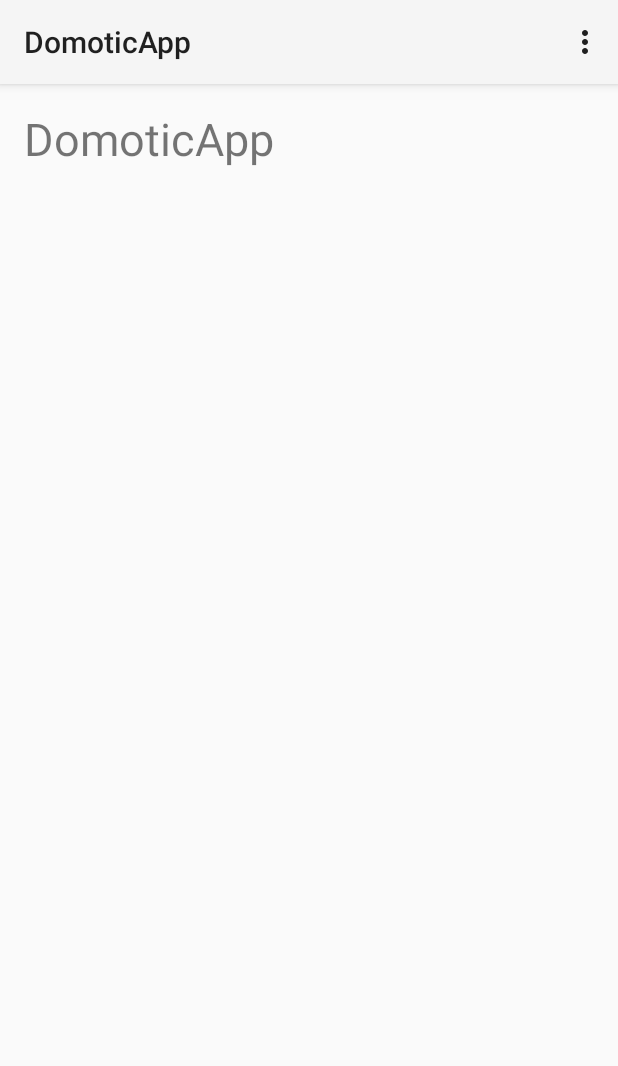
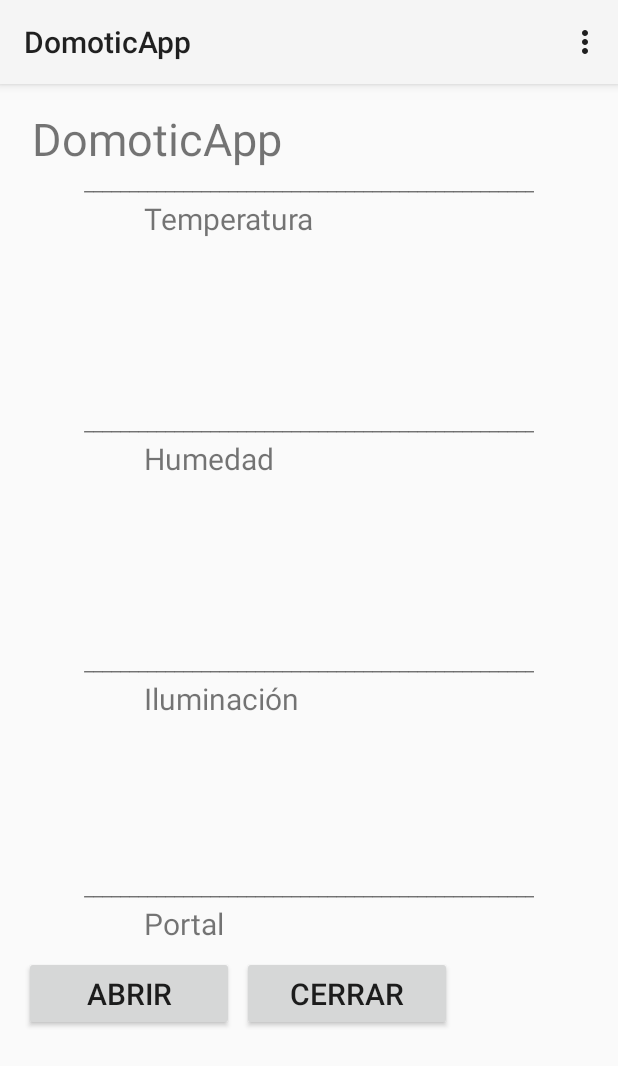
Before and after one commit to dfloresalarcon/DomoticApp, an Android app: the screen it shows after launch (MainActivity), on a phone screen of 412 x 824 dp. Shown: the top 1066 px of the screen. Run offline under Robolectric (Android 15) with nearby library versions, the phone set to English and light mode, and no system bars.

Commit message:
3 Commit
Modificacion en el layout principal

Titulo:::
Añadido::: tablas de funciones

DomoticApp

```diff
--- a/DomoticApp/app/src/main/res/layout/activity_main.xml
+++ b/DomoticApp/app/src/main/res/layout/activity_main.xml
@@ -9,23 +9,135 @@
     tools:context=".MainActivity">
 
     <ScrollView
-        android:layout_width="wrap_content"
-        android:layout_height="wrap_content">
+    android:layout_width="wrap_content"
+    android:layout_height="wrap_content">
 
-        <LinearLayout
-            android:layout_width="wrap_content"
-            android:layout_height="wrap_content">
+        <RelativeLayout
+            android:layout_width="match_parent"
+            android:layout_height="match_parent"
+            android:textAlignment="center"
+            android:layout_centerHorizontal="true"
+            android:layout_centerVertical="true">
 
             <TextView
+                android:id="@+id/lblTitle"
                 android:text="DomoticApp"
                 android:textSize="30dp"
                 android:textAlignment="center"
+                android:layout_width="180dp"
+                android:layout_height="50dp"
+                android:layout_marginLeft="5dp"/>
+
+            <TextView
+                android:text="____________________________________________________"
                 android:layout_width="300dp"
-                android:layout_height="50dp" />
+                android:layout_height="20dp"
+                android:layout_marginTop="40dp"
+                android:layout_centerHorizontal="true"/>
+
+            <TextView
+                android:id="@+id/lblTemperature"
+                android:text="Temperatura"
+                android:layout_width="300dp"
+                android:layout_height="30dp"
+                android:layout_marginTop="60dp"
+                android:textSize="20dp"
+                android:layout_marginLeft="80dp"/>
+
+            <TableLayout
+                android:id="@+id/tblTemperatura"
+                android:layout_width="350dp"
+                android:layout_height="100dp"
+                android:layout_marginTop="90dp">
 
 
-        </LinearLayout>
+               </TableLayout>
 
-        </ScrollView>
+            <TextView
+                android:text="____________________________________________________"
+                android:layout_width="300dp"
+                android:layout_height="20dp"
+                android:layout_marginTop="200dp"
+                android:layout_centerHorizontal="true"/>
 
+            <TextView
+                android:id="@+id/lblWetting"
+                android:text="Humedad"
+                android:layout_width="300dp"
+                android:layout_height="30dp"
+                android:layout_marginTop="220dp"
+                android:textSize="20dp"
+                android:layout_marginLeft="80dp"/>
+
+            <TableLayout
+                android:id="@+id/tblHumedad"
+                android:layout_width="350dp"
+                android:layout_height="100dp"
+                android:layout_marginTop="250dp">
+
+
+            </TableLayout>
+
+            <TextView
+                android:text="____________________________________________________"
+                android:layout_width="300dp"
+                android:layout_height="20dp"
+                android:layout_marginTop="360dp"
+                android:layout_centerHorizontal="true"/>
+
+            <TextView
+                android:id="@+id/lblLight"
+                android:text="Iluminación"
+                android:layout_width="300dp"
+                android:layout_height="30dp"
+                android:layout_marginTop="380dp"
+                android:textSize="20dp"
+                android:layout_marginLeft="80dp"/>
+
+            <TableLayout
+                android:id="@+id/tblLightening"
+                android:layout_width="350dp"
+                android:layout_height="100dp"
+                android:layout_marginTop="410dp">
+
+
+            </TableLayout>
+
+
+            <TextView
+                android:text="____________________________________________________"
+                android:layout_width="300dp"
+                android:layout_height="20dp"
+                android:layout_marginTop="510dp"
+                android:layout_centerHorizontal="true"/>
+
+            <TextView
+                android:id="@+id/lblPortal"
+                android:text="Portal"
+                android:layout_width="300dp"
+                android:layout_height="30dp"
+                android:layout_marginTop="530dp"
+                android:textSize="20dp"
+                android:layout_marginLeft="80dp"/>
+
+            <Button
+                android:id="@+id/btnOpen"
+                android:text="Abrir"
+                android:textSize="20dp"
+                android:layout_width="140dp"
+                android:layout_height="50dp"
+                android:layout_marginTop="565dp"/>
+
+            <Button
+                android:id="@+id/btnClose"
+                android:text="Cerrar"
+                android:textSize="20dp"
+                android:layout_width="140dp"
+                android:layout_height="50dp"
+                android:layout_marginTop="565dp"
+                android:layout_marginLeft="145dp"/>
+
+
+        </RelativeLayout>
+    </ScrollView>
 </RelativeLayout>
```
